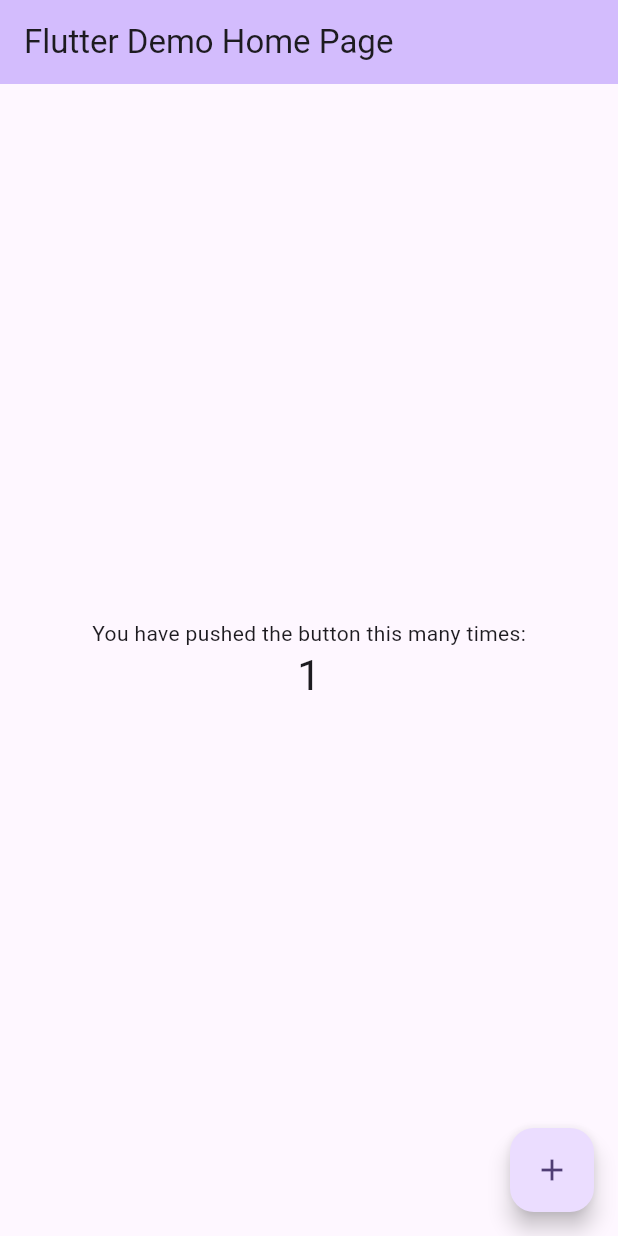
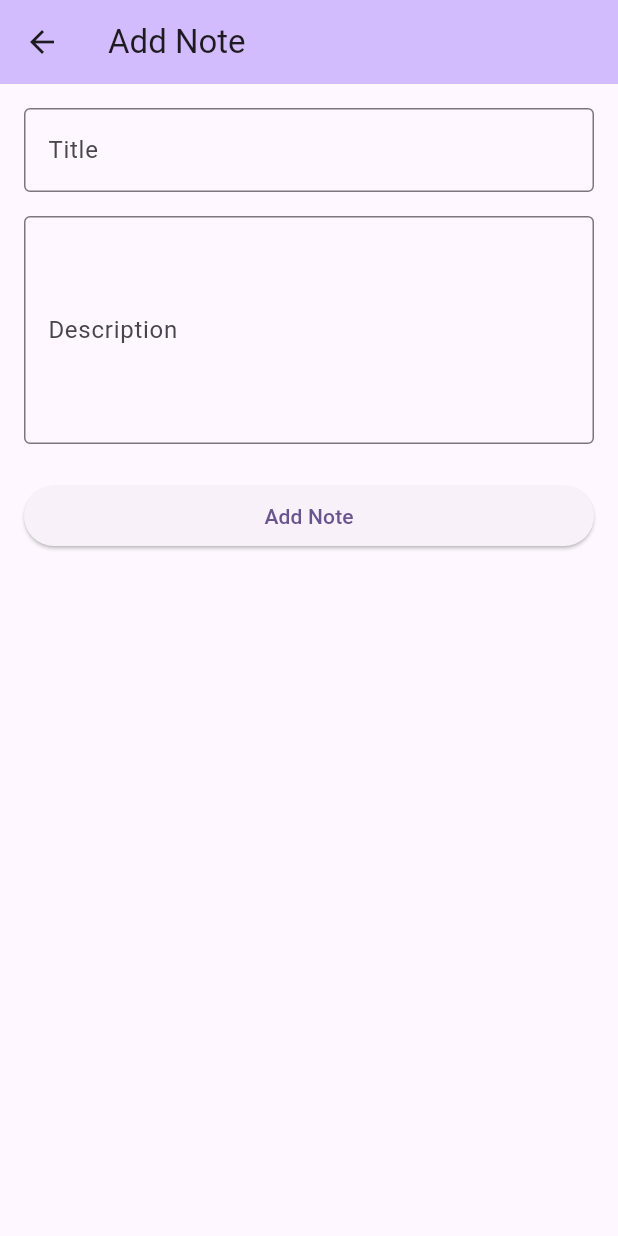
Before and after one commit to b-Istiak-s/assignment6, a Flutter app: the screen it shows after launch, after a tap on the "add" icon, on a phone screen of 412 x 824 dp. Run offline on Flutter 3.47's test engine with Material 3 defaults, Android fonts, the phone set to English and light mode, and no system bars; our stand-ins replace cloud_firestore, firebase_core; accounts and stored records are empty.

Commit message:
Implement notes app with Firestore CRUD and real-time sync
- Rewrite main.dart with Firebase initialization and Material 3 theme
- Add Note model with fields for title, description, and timestamp
- Create FirestoreService with addNote, updateNote, deleteNote, and getNotes stream
- Build NotesListScreen with StreamBuilder for real-time note listing
- Build NoteFormScreen for creating and editing notes with form validation

```diff
--- a/lib/main.dart
+++ b/lib/main.dart
@@ -1,122 +1,25 @@
 import 'package:flutter/material.dart';
+import 'package:firebase_core/firebase_core.dart';
+import 'screens/notes_list_screen.dart';
 
-void main() {
+void main() async {
+  WidgetsFlutterBinding.ensureInitialized();
+  await Firebase.initializeApp();
   runApp(const MyApp());
 }
 
 class MyApp extends StatelessWidget {
   const MyApp({super.key});
 
-  // This widget is the root of your application.
   @override
   Widget build(BuildContext context) {
     return MaterialApp(
-      title: 'Flutter Demo',
+      title: 'Notes App',
       theme: ThemeData(
-        // This is the theme of your application.
-        //
-        // TRY THIS: Try running your application with "flutter run". You'll see
-        // the application has a purple toolbar. Then, without quitting the app,
-        // try changing the seedColor in the colorScheme below to Colors.green
-        // and then invoke "hot reload" (save your changes or press the "hot
-        // reload" button in a Flutter-supported IDE, or press "r" if you used
-        // the command line to start the app).
-        //
-        // Notice that the counter didn't reset back to zero; the application
-        // state is not lost during the reload. To reset the state, use hot
-        // restart instead.
-        //
-        // This works for code too, not just values: Most code changes can be
-        // tested with just a hot reload.
-        colorScheme: .fromSeed(seedColor: Colors.deepPurple),
+        colorScheme: ColorScheme.fromSeed(seedColor: Colors.deepPurple),
+        useMaterial3: true,
       ),
-      home: const MyHomePage(title: 'Flutter Demo Home Page'),
+      home: const NotesListScreen(),
     );
   }
 }
-
-class MyHomePage extends StatefulWidget {
-  const MyHomePage({super.key, required this.title});
-
-  // This widget is the home page of your application. It is stateful, meaning
-  // that it has a State object (defined below) that contains fields that affect
-  // how it looks.
-
-  // This class is the configuration for the state. It holds the values (in this
-  // case the title) provided by the parent (in this case the App widget) and
-  // used by the build method of the State. Fields in a Widget subclass are
-  // always marked "final".
-
-  final String title;
-
-  @override
-  State<MyHomePage> createState() => _MyHomePageState();
-}
-
-class _MyHomePageState extends State<MyHomePage> {
-  int _counter = 0;
-
-  void _incrementCounter() {
-    setState(() {
-      // This call to setState tells the Flutter framework that something has
-      // changed in this State, which causes it to rerun the build method below
-      // so that the display can reflect the updated values. If we changed
-      // _counter without calling setState(), then the build method would not be
-      // called again, and so nothing would appear to happen.
-      _counter++;
-    });
-  }
-
-  @override
-  Widget build(BuildContext context) {
-    // This method is rerun every time setState is called, for instance as done
-    // by the _incrementCounter method above.
-    //
-    // The Flutter framework has been optimized to make rerunning build methods
-    // fast, so that you can just rebuild anything that needs updating rather
-    // than having to individually change instances of widgets.
-    return Scaffold(
-      appBar: AppBar(
-        // TRY THIS: Try changing the color here to a specific color (to
-        // Colors.amber, perhaps?) and trigger a hot reload to see the AppBar
-        // change color while the other colors stay the same.
-        backgroundColor: Theme.of(context).colorScheme.inversePrimary,
-        // Here we take the value from the MyHomePage object that was created by
-        // the App.build method, and use it to set our appbar title.
-        title: Text(widget.title),
-      ),
-      body: Center(
-        // Center is a layout widget. It takes a single child and positions it
-        // in the middle of the parent.
-        child: Column(
-          // Column is also a layout widget. It takes a list of children and
-          // arranges them vertically. By default, it sizes itself to fit its
-          // children horizontally, and tries to be as tall as its parent.
-          //
-          // Column has various properties to control how it sizes itself and
-          // how it positions its children. Here we use mainAxisAlignment to
-          // center the children vertically; the main axis here is the vertical
-          // axis because Columns are vertical (the cross axis would be
-          // horizontal).
-          //
-          // TRY THIS: Invoke "debug painting" (choose the "Toggle Debug Paint"
-          // action in the IDE, or press "p" in the console), to see the
-          // wireframe for each widget.
-          mainAxisAlignment: .center,
-          children: [
-            const Text('You have pushed the button this many times:'),
-            Text(
-              '$_counter',
-              style: Theme.of(context).textTheme.headlineMedium,
-            ),
-          ],
-        ),
-      ),
-      floatingActionButton: FloatingActionButton(
-        onPressed: _incrementCounter,
-        tooltip: 'Increment',
-        child: const Icon(Icons.add),
-      ),
-    );
-  }
-}
--- /dev/null
+++ b/lib/models/note.dart
@@ -0,0 +1,32 @@
+import 'package:cloud_firestore/cloud_firestore.dart';
+
+class Note {
+  final String id;
+  final String title;
+  final String description;
+  final DateTime createdAt;
+
+  Note({
+    required this.id,
+    required this.title,
+    required this.description,
+    required this.createdAt,
+  });
+
+  factory Note.fromMap(Map<String, dynamic> data, String documentId) {
+    return Note(
+      id: documentId,
+      title: data['title'] ?? '',
+      description: data['description'] ?? '',
+      createdAt: (data['createdAt'] as Timestamp).toDate(),
+    );
+  }
+
+  Map<String, dynamic> toMap() {
+    return {
+      'title': title,
+      'description': description,
+      'createdAt': Timestamp.fromDate(createdAt),
+    };
+  }
+}
--- /dev/null
+++ b/lib/screens/note_form_screen.dart
@@ -0,0 +1,132 @@
+import 'package:flutter/material.dart';
+import '../services/firestore_service.dart';
+
+class NoteFormScreen extends StatefulWidget {
+  final String? noteId;
+  final String? initialTitle;
+  final String? initialDescription;
+
+  const NoteFormScreen({
+    super.key,
+    this.noteId,
+    this.initialTitle,
+    this.initialDescription,
+  });
+
+  @override
+  State<NoteFormScreen> createState() => _NoteFormScreenState();
+}
+
+class _NoteFormScreenState extends State<NoteFormScreen> {
+  final _formKey = GlobalKey<FormState>();
+  late TextEditingController _titleController;
+  late TextEditingController _descriptionController;
+  final FirestoreService _firestoreService = FirestoreService();
+  bool _isLoading = false;
+
+  bool get _isEditing => widget.noteId != null;
+
+  @override
+  void initState() {
+    super.initState();
+    _titleController = TextEditingController(text: widget.initialTitle ?? '');
+    _descriptionController =
+        TextEditingController(text: widget.initialDescription ?? '');
+  }
+
+  @override
+  void dispose() {
+    _titleController.dispose();
+    _descriptionController.dispose();
+    super.dispose();
+  }
+
+  void _saveNote() async {
+    if (!_formKey.currentState!.validate()) return;
+
+    setState(() => _isLoading = true);
+
+    try {
+      if (_isEditing) {
+        await _firestoreService.updateNote(
+          widget.noteId!,
+          _titleController.text.trim(),
+          _descriptionController.text.trim(),
+        );
+      } else {
+        await _firestoreService.addNote(
+          _titleController.text.trim(),
+          _descriptionController.text.trim(),
+        );
+      }
+
+      if (mounted) {
+        Navigator.pop(context);
+      }
+    } catch (e) {
+      if (mounted) {
+        ScaffoldMessenger.of(context).showSnackBar(
+          SnackBar(content: Text('Error saving note: $e')),
+        );
+      }
+    } finally {
+      if (mounted) {
+        setState(() => _isLoading = false);
+      }
+    }
+  }
+
+  @override
+  Widget build(BuildContext context) {
+    return Scaffold(
+      appBar: AppBar(
+        title: Text(_isEditing ? 'Edit Note' : 'Add Note'),
+        backgroundColor: Theme.of(context).colorScheme.inversePrimary,
+      ),
+      body: Padding(
+        padding: const EdgeInsets.all(16),
+        child: Form(
+          key: _formKey,
+          child: Column(
+            children: [
+              TextFormField(
+                controller: _titleController,
+                decoration: const InputDecoration(
+                  labelText: 'Title',
+                  border: OutlineInputBorder(),
+                ),
+                validator: (value) =>
+                    value == null || value.trim().isEmpty ? 'Required' : null,
+              ),
+              const SizedBox(height: 16),
+              TextFormField(
+                controller: _descriptionController,
+                decoration: const InputDecoration(
+                  labelText: 'Description',
+                  border: OutlineInputBorder(),
+                ),
+                maxLines: 5,
+                validator: (value) =>
+                    value == null || value.trim().isEmpty ? 'Required' : null,
+              ),
+              const SizedBox(height: 24),
+              SizedBox(
+                width: double.infinity,
+                child: ElevatedButton(
+                  onPressed: _isLoading ? null : _saveNote,
+                  child: _isLoading
+                      ? const SizedBox(
+                          height: 20,
+                          width: 20,
+                          child: CircularProgressIndicator(strokeWidth: 2),
+                        )
+                      : Text(_isEditing ? 'Update Note' : 'Add Note'),
+                ),
+              ),
+            ],
+          ),
+        ),
+      ),
+    );
+  }
+}
--- /dev/null
+++ b/lib/screens/notes_list_screen.dart
@@ -0,0 +1,110 @@
+import 'package:flutter/material.dart';
+import '../models/note.dart';
+import '../services/firestore_service.dart';
+import 'note_form_screen.dart';
+
+class NotesListScreen extends StatelessWidget {
+  const NotesListScreen({super.key});
+
+  @override
+  Widget build(BuildContext context) {
+    final FirestoreService firestoreService = FirestoreService();
+
+    return Scaffold(
+      appBar: AppBar(
+        title: const Text('My Notes'),
+        backgroundColor: Theme.of(context).colorScheme.inversePrimary,
+      ),
+      body: StreamBuilder<List<Note>>(
+        stream: firestoreService.getNotes(),
+        builder: (context, snapshot) {
+          if (snapshot.connectionState == ConnectionState.waiting) {
+            return const Center(child: CircularProgressIndicator());
+          }
+
+          if (snapshot.hasError) {
+            return Center(child: Text('Error: ${snapshot.error}'));
+          }
+
+          final notes = snapshot.data ?? [];
+
+          if (notes.isEmpty) {
+            return const Center(child: Text('No notes yet. Add one!'));
+          }
+
+          return ListView.builder(
+            itemCount: notes.length,
+            itemBuilder: (context, index) {
+              final note = notes[index];
+              return Card(
+                margin:
+                    const EdgeInsets.symmetric(horizontal: 12, vertical: 4),
+                child: ListTile(
+                  title: Text(note.title,
+                      style: const TextStyle(fontWeight: FontWeight.bold)),
+                  subtitle: Text(
+                    note.description,
+                    maxLines: 2,
+                    overflow: TextOverflow.ellipsis,
+                  ),
+                  trailing: IconButton(
+                    icon: const Icon(Icons.delete, color: Colors.red),
+                    onPressed: () => _deleteNote(context, note.id),
+                  ),
+                  onTap: () => _editNote(context, note),
+                ),
+              );
+            },
+          );
+        },
+      ),
+      floatingActionButton: FloatingActionButton(
+        onPressed: () => _addNote(context),
+        child: const Icon(Icons.add),
+      ),
+    );
+  }
+
+  void _addNote(BuildContext context) {
+    Navigator.push(
+      context,
+      MaterialPageRoute(builder: (_) => const NoteFormScreen()),
+    );
+  }
+
+  void _editNote(BuildContext context, Note note) {
+    Navigator.push(
+      context,
+      MaterialPageRoute(
+        builder: (_) => NoteFormScreen(
+          noteId: note.id,
+          initialTitle: note.title,
+          initialDescription: note.description,
+        ),
+      ),
+    );
+  }
+
+  void _deleteNote(BuildContext context, String noteId) {
+    showDialog(
+      context: context,
+      builder: (ctx) => AlertDialog(
+        title: const Text('Delete Note'),
+        content: const Text('Are you sure you want to delete this note?'),
+        actions: [
+          TextButton(
+            onPressed: () => Navigator.pop(ctx),
+            child: const Text('Cancel'),
+          ),
+          TextButton(
+            onPressed: () {
+              FirestoreService().deleteNote(noteId);
+              Navigator.pop(ctx);
+            },
+            child: const Text('Delete', style: TextStyle(color: Colors.red)),
+          ),
+        ],
+      ),
+    );
+  }
+}
--- /dev/null
+++ b/lib/services/firestore_service.dart
@@ -0,0 +1,35 @@
+import 'package:cloud_firestore/cloud_firestore.dart';
+import '../models/note.dart';
+
+class FirestoreService {
+  final CollectionReference _notes =
+      FirebaseFirestore.instance.collection('notes');
+
+  Stream<List<Note>> getNotes() {
+    return _notes.orderBy('createdAt', descending: true).snapshots().map(
+          (snapshot) => snapshot.docs
+              .map((doc) => Note.fromMap(
+                  doc.data() as Map<String, dynamic>, doc.id))
+              .toList(),
+        );
+  }
+
+  Future<void> addNote(String title, String description) {
+    return _notes.add({
+      'title': title,
+      'description': description,
+      'createdAt': FieldValue.serverTimestamp(),
+    });
+  }
+
+  Future<void> updateNote(String id, String title, String description) {
+    return _notes.doc(id).update({
+      'title': title,
+      'description': description,
+    });
+  }
+
+  Future<void> deleteNote(String id) {
+    return _notes.doc(id).delete();
+  }
+}
```
